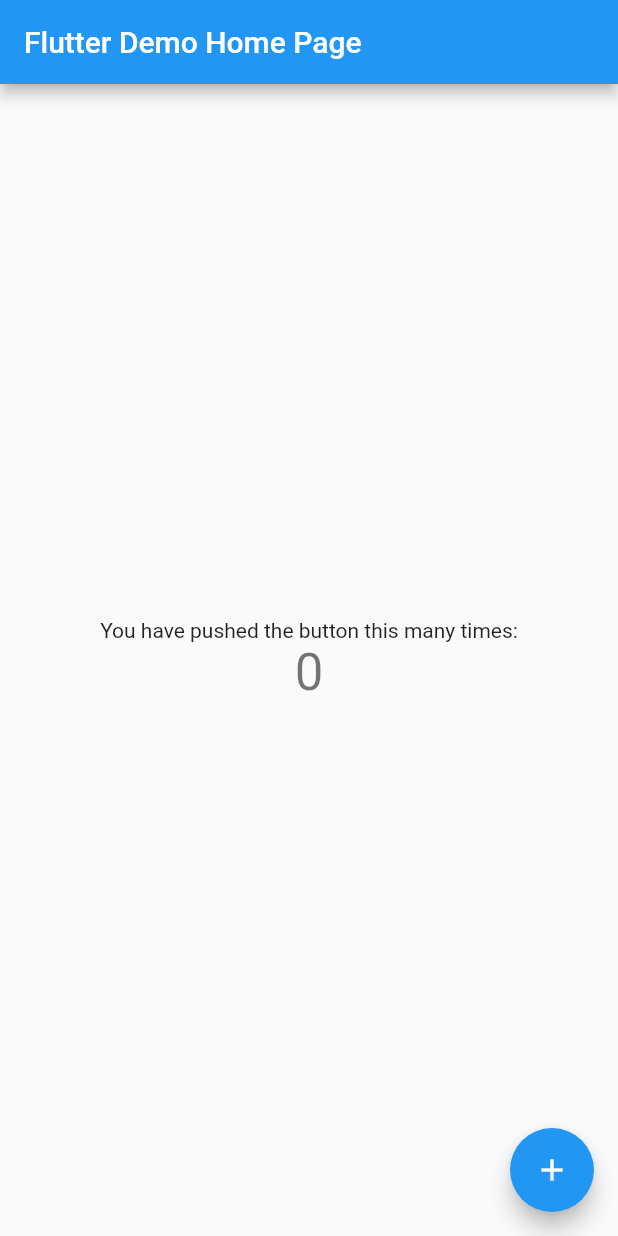
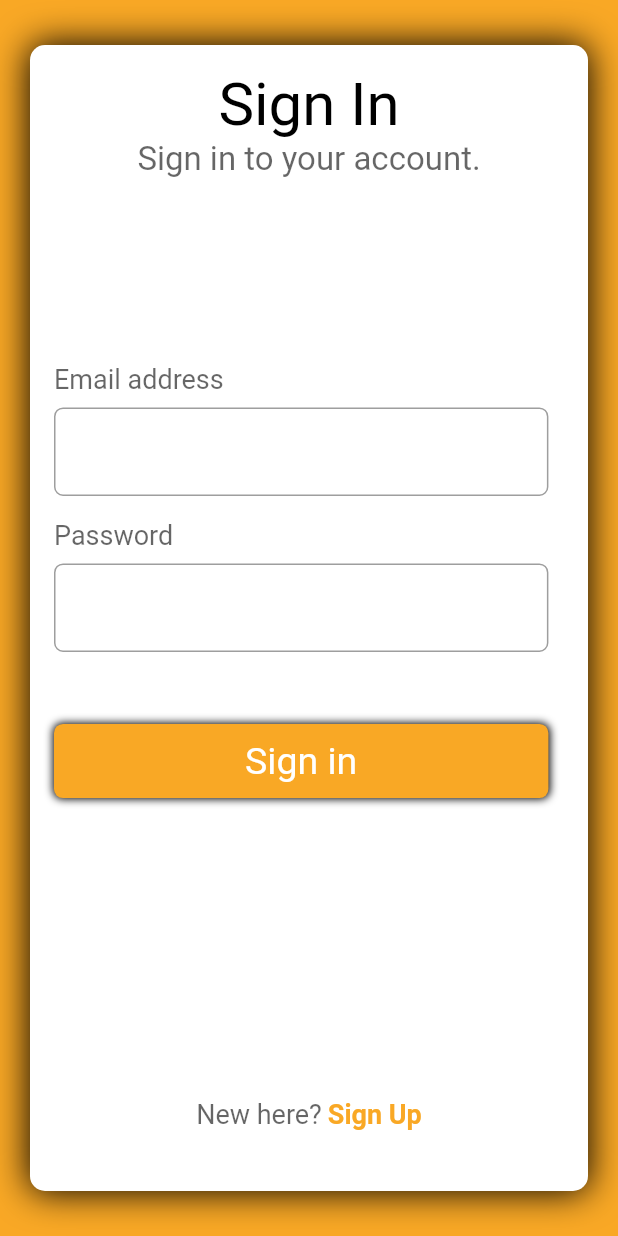
Before and after one commit to chitranshjain/auth_ui_new, a Flutter app: the screen it shows after launch, on a phone screen of 412 x 824 dp. Run offline on Flutter 3.47's test engine with Material 2 defaults, Android fonts, the phone set to English and light mode, and no system bars; our stand-ins replace google_fonts; Roboto replaces fonts that are missing (Mukta).

Commit message:
added login page

```diff
--- /dev/null
+++ b/lib/FormField.dart
@@ -0,0 +1,45 @@
+import 'package:flutter/material.dart';
+
+class CustomFormField extends StatefulWidget {
+  const CustomFormField(
+      {@required this.size,
+      @required this.controller,
+      @required this.obscureText});
+
+  final Size size;
+  final TextEditingController controller;
+  final bool obscureText;
+
+  @override
+  _CustomFormFieldState createState() => _CustomFormFieldState();
+}
+
+class _CustomFormFieldState extends State<CustomFormField> {
+  @override
+  Widget build(BuildContext context) {
+    return Row(
+      mainAxisAlignment: MainAxisAlignment.start,
+      children: <Widget>[
+        Container(
+          width: widget.size.width * 0.8,
+          child: TextFormField(
+            validator: (value) {
+              if (value.length == 0) {
+                return 'Field can\'t be left empty';
+              } else {
+                return null;
+              }
+            },
+            controller: widget.controller,
+            decoration: InputDecoration(
+              border: OutlineInputBorder(
+                  borderRadius: BorderRadius.circular(6),
+                  borderSide: BorderSide(color: Colors.black, width: 0.2)),
+            ),
+            obscureText: widget.obscureText,
+          ),
+        ),
+      ],
+    );
+  }
+}
--- /dev/null
+++ b/lib/LoginPage.dart
@@ -0,0 +1,193 @@
+import 'package:authuinew/contants.dart';
+import 'package:flutter/cupertino.dart';
+import 'package:flutter/material.dart';
+import 'package:google_fonts/google_fonts.dart';
+import 'FormField.dart';
+
+class LoginPage extends StatefulWidget {
+  @override
+  _LoginPageState createState() => _LoginPageState();
+}
+
+class _LoginPageState extends State<LoginPage> {
+  TextEditingController emailController = new TextEditingController(text: "");
+  TextEditingController pwController = new TextEditingController(text: "");
+
+  final _formKey = GlobalKey<FormState>();
+
+  @override
+  Widget build(BuildContext context) {
+    Size size = MediaQuery.of(context).size;
+    return Scaffold(
+      body: SafeArea(
+        child: Form(
+          key: _formKey,
+          child: Container(
+            height: size.height,
+            width: size.width,
+            color: myPrimaryColor,
+            child: Padding(
+              padding: const EdgeInsets.symmetric(vertical: 30, horizontal: 20),
+              child: Container(
+                decoration: BoxDecoration(
+                  borderRadius: BorderRadius.circular(10),
+                  color: Colors.white,
+                  boxShadow: [
+                    BoxShadow(
+                        color: Colors.black,
+                        blurRadius: 20.0,
+                        spreadRadius: 0.3)
+                  ],
+                ),
+                child: Padding(
+                  padding: const EdgeInsets.all(16.0),
+                  child: Column(
+                    children: <Widget>[
+                      Text(
+                        'Sign In',
+                        style: GoogleFonts.mukta(
+                          textStyle: TextStyle(
+                              fontSize: 40, fontWeight: FontWeight.w400),
+                          color: Colors.black,
+                        ),
+                      ),
+                      Text(
+                        'Sign in to your account.',
+                        style: GoogleFonts.mukta(
+                          textStyle: TextStyle(
+                              fontSize: 22,
+                              fontWeight: FontWeight.w400,
+                              color: Colors.black.withOpacity(0.6)),
+                        ),
+                      ),
+                      SizedBox(
+                        height: size.height * 0.15,
+                      ),
+                      Row(
+                        mainAxisAlignment: MainAxisAlignment.start,
+                        children: <Widget>[
+                          Text(
+                            'Email address',
+                            textAlign: TextAlign.start,
+                            style: GoogleFonts.mukta(
+                              textStyle: TextStyle(
+                                  color: Colors.black.withOpacity(0.6),
+                                  fontSize: 18),
+                            ),
+                          ),
+                        ],
+                      ),
+                      SizedBox(
+                        height: 8,
+                      ),
+                      CustomFormField(
+                        size: size,
+                        controller: emailController,
+                        obscureText: false,
+                      ),
+                      SizedBox(
+                        height: 16,
+                      ),
+                      Row(
+                        mainAxisAlignment: MainAxisAlignment.start,
+                        children: <Widget>[
+                          Text(
+                            'Password',
+                            textAlign: TextAlign.start,
+                            style: GoogleFonts.mukta(
+                              textStyle: TextStyle(
+                                  color: Colors.black.withOpacity(0.6),
+                                  fontSize: 18),
+                            ),
+                          ),
+                        ],
+                      ),
+                      SizedBox(
+                        height: 8,
+                      ),
+                      CustomFormField(
+                        size: size,
+                        controller: pwController,
+                        obscureText: true,
+                      ),
+                      SizedBox(
+                        height: 48,
+                      ),
+                      Row(
+                        mainAxisAlignment: MainAxisAlignment.start,
+                        children: <Widget>[
+                          InkWell(
+                            onTap: () {
+                              if (_formKey.currentState.validate()) {
+                                print('Validated');
+                              }
+                            },
+                            child: Container(
+                              height: size.height * 0.06,
+                              width: size.width * 0.8,
+                              decoration: BoxDecoration(
+                                color: myPrimaryColor,
+                                borderRadius: BorderRadius.circular(6),
+                                boxShadow: [
+                                  BoxShadow(
+                                      color: Colors.black,
+                                      blurRadius: 4.0,
+                                      spreadRadius: 0.5),
+                                ],
+                              ),
+                              child: Center(
+                                child: Text(
+                                  'Sign in',
+                                  style: GoogleFonts.mukta(
+                                      textStyle: TextStyle(
+                                          color: Colors.white,
+                                          fontSize: 25,
+                                          fontWeight: FontWeight.w400)),
+                                ),
+                              ),
+                            ),
+                          ),
+                        ],
+                      ),
+                      SizedBox(
+                        height: 200,
+                      ),
+                      Row(
+                        mainAxisAlignment: MainAxisAlignment.center,
+                        children: <Widget>[
+                          Text(
+                            'New here?',
+                            style: GoogleFonts.mukta(
+                                textStyle: TextStyle(
+                                    color: Colors.black.withOpacity(0.6),
+                                    fontSize: 18)),
+                          ),
+                          SizedBox(
+                            width: 4,
+                          ),
+                          InkWell(
+                            onTap: () {
+                              print('Tapped');
+                            },
+                            child: Text(
+                              'Sign Up',
+                              style: GoogleFonts.mukta(
+                                  textStyle: TextStyle(
+                                      color: myPrimaryColor,
+                                      fontSize: 18,
+                                      fontWeight: FontWeight.w600)),
+                            ),
+                          ),
+                        ],
+                      ),
+                    ],
+                  ),
+                ),
+              ),
+            ),
+          ),
+        ),
+      ),
+    );
+  }
+}
--- /dev/null
+++ b/lib/contants.dart
@@ -0,0 +1,3 @@
+import 'package:flutter/material.dart';
+
+const myPrimaryColor = Color(0xFFF9A825);
--- a/lib/main.dart
+++ b/lib/main.dart
@@ -1,3 +1,4 @@
+import 'package:authuinew/LoginPage.dart';
 import 'package:flutter/material.dart';
 
 void main() {
@@ -10,108 +11,8 @@ class MyApp extends StatelessWidget {
   Widget build(BuildContext context) {
     return MaterialApp(
       title: 'Flutter Demo',
-      theme: ThemeData(
-        // This is the theme of your application.
-        //
-        // Try running your application with "flutter run". You'll see the
-        // application has a blue toolbar. Then, without quitting the app, try
-        // changing the primarySwatch below to Colors.green and then invoke
-        // "hot reload" (press "r" in the console where you ran "flutter run",
-        // or simply save your changes to "hot reload" in a Flutter IDE).
-        // Notice that the counter didn't reset back to zero; the application
-        // is not restarted.
-        primarySwatch: Colors.blue,
-        // This makes the visual density adapt to the platform that you run
-        // the app on. For desktop platforms, the controls will be smaller and
-        // closer together (more dense) than on mobile platforms.
-        visualDensity: VisualDensity.adaptivePlatformDensity,
-      ),
-      home: MyHomePage(title: 'Flutter Demo Home Page'),
+      theme: ThemeData(),
+      home: LoginPage(),
     );
   }
 }
-
-class MyHomePage extends StatefulWidget {
-  MyHomePage({Key key, this.title}) : super(key: key);
-
-  // This widget is the home page of your application. It is stateful, meaning
-  // that it has a State object (defined below) that contains fields that affect
-  // how it looks.
-
-  // This class is the configuration for the state. It holds the values (in this
-  // case the title) provided by the parent (in this case the App widget) and
-  // used by the build method of the State. Fields in a Widget subclass are
-  // always marked "final".
-
-  final String title;
-
-  @override
-  _MyHomePageState createState() => _MyHomePageState();
-}
-
-class _MyHomePageState extends State<MyHomePage> {
-  int _counter = 0;
-
-  void _incrementCounter() {
-    setState(() {
-      // This call to setState tells the Flutter framework that something has
-      // changed in this State, which causes it to rerun the build method below
-      // so that the display can reflect the updated values. If we changed
-      // _counter without calling setState(), then the build method would not be
-      // called again, and so nothing would appear to happen.
-      _counter++;
-    });
-  }
-
-  @override
-  Widget build(BuildContext context) {
-    // This method is rerun every time setState is called, for instance as done
-    // by the _incrementCounter method above.
-    //
-    // The Flutter framework has been optimized to make rerunning build methods
-    // fast, so that you can just rebuild anything that needs updating rather
-    // than having to individually change instances of widgets.
-    return Scaffold(
-      appBar: AppBar(
-        // Here we take the value from the MyHomePage object that was created by
-        // the App.build method, and use it to set our appbar title.
-        title: Text(widget.title),
-      ),
-      body: Center(
-        // Center is a layout widget. It takes a single child and positions it
-        // in the middle of the parent.
-        child: Column(
-          // Column is also a layout widget. It takes a list of children and
-          // arranges them vertically. By default, it sizes itself to fit its
-          // children horizontally, and tries to be as tall as its parent.
-          //
-          // Invoke "debug painting" (press "p" in the console, choose the
-          // "Toggle Debug Paint" action from the Flutter Inspector in Android
-          // Studio, or the "Toggle Debug Paint" command in Visual Studio Code)
-          // to see the wireframe for each widget.
-          //
-          // Column has various properties to control how it sizes itself and
-          // how it positions its children. Here we use mainAxisAlignment to
-          // center the children vertically; the main axis here is the vertical
-          // axis because Columns are vertical (the cross axis would be
-          // horizontal).
-          mainAxisAlignment: MainAxisAlignment.center,
-          children: <Widget>[
-            Text(
-              'You have pushed the button this many times:',
-            ),
-            Text(
-              '$_counter',
-              style: Theme.of(context).textTheme.headline4,
-            ),
-          ],
-        ),
-      ),
-      floatingActionButton: FloatingActionButton(
-        onPressed: _incrementCounter,
-        tooltip: 'Increment',
-        child: Icon(Icons.add),
-      ), // This trailing comma makes auto-formatting nicer for build methods.
-    );
-  }
-}
--- a/pubspec.yaml
+++ b/pubspec.yaml
@@ -28,6 +28,7 @@ dependencies:
   # The following adds the Cupertino Icons font to your application.
   # Use with the CupertinoIcons class for iOS style icons.
   cupertino_icons: ^0.1.3
+  google_fonts: ^1.1.0
 
 dev_dependencies:
   flutter_test:
```
Also changed, not shown: pubspec.lock.
